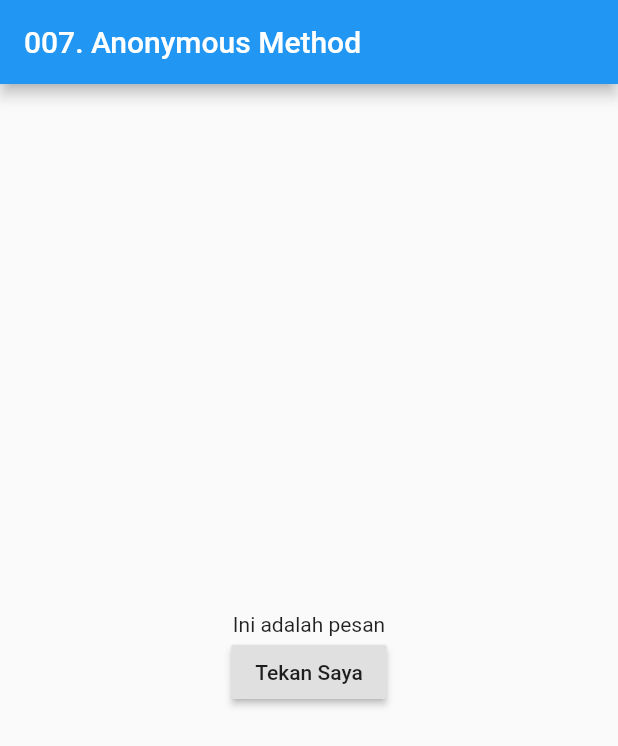
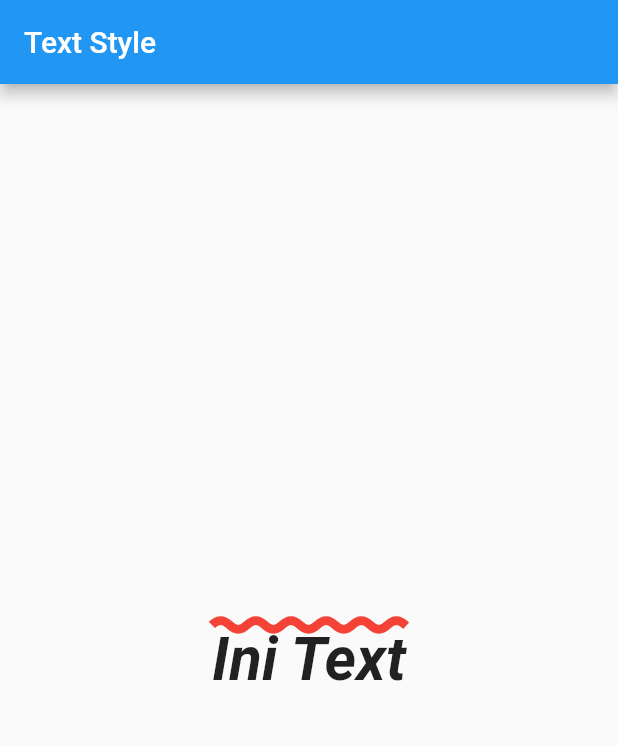
Before and after one commit to kanggara75/Belajar_Flutter, a Flutter app: the screen it shows after launch, on a phone screen of 412 x 824 dp. Shown: the top 746 px of the screen. Run offline on Flutter 3.47's test engine with Material 2 defaults, Android fonts, the phone set to English and light mode, and no system bars.

Commit message:
menyelesaikan 008. TextStyle

```diff
--- a/lib/main.dart
+++ b/lib/main.dart
@@ -8,29 +8,23 @@ class MyApp extends StatefulWidget {
 }
 
 class _MyAppState extends State<MyApp> {
-  String pesan = "Ini adalah pesan";
-
   @override
   Widget build(BuildContext context) {
     return MaterialApp(
       home: Scaffold(
-        appBar: AppBar(
-          title: Text("007. Anonymous Method"),
-        ),
+        appBar: AppBar(title: Text("Text Style")),
         body: Center(
-          child: Column(
-            mainAxisAlignment: MainAxisAlignment.center,
-            children: [
-              Text(pesan),
-              RaisedButton(
-                child: Text("Tekan Saya"),
-                onPressed: () {
-                  setState(() {
-                    pesan = "Pesan Ditekan menggunkan AM";
-                  });
-                },
-              ),
-            ],
+          child: Text(
+            "Ini Text",
+            style: TextStyle(
+              fontStyle: FontStyle.italic,
+              fontWeight: FontWeight.bold,
+              fontSize: 40,
+              decoration: TextDecoration.overline,
+              decorationColor: Colors.red,
+              decorationThickness: 3,
+              decorationStyle: TextDecorationStyle.wavy,
+            ),
           ),
         ),
       ),
```
